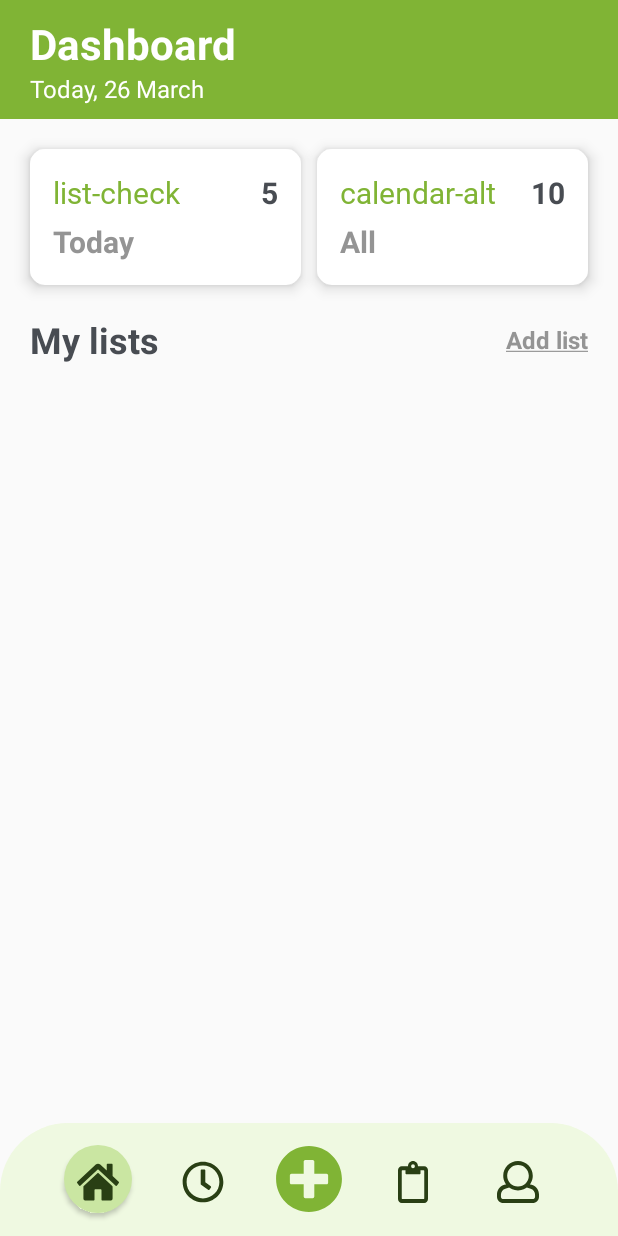
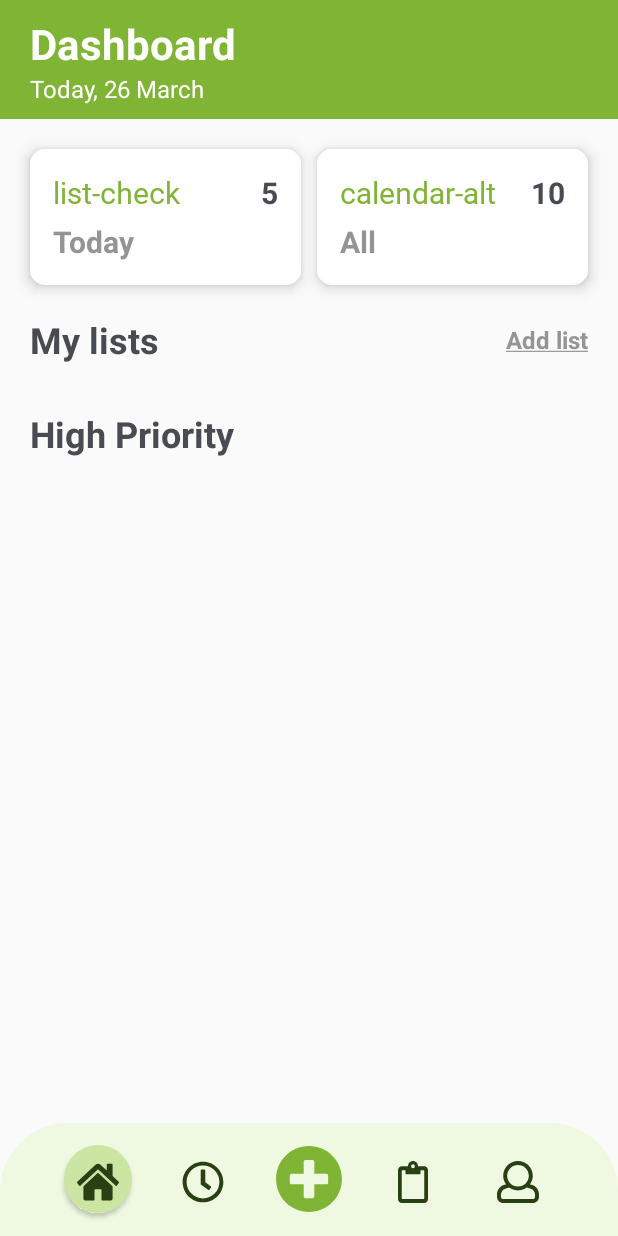
Before and after one commit to pmlinh21/Mobile-21KTPM1-Group05, an Android app built with Jetpack Compose: the Dashboard screen opened directly, with no data from a screen before it, on a phone screen of 412 x 824 dp. Run offline under Robolectric (Android 15) with nearby library versions, the phone set to English and light mode, and no system bars; our stand-ins replace Firebase (no records; nobody signed in at launch, a user with empty details on screens opened directly); 1 statement that could not run was skipped.

Commit message:
add high priority

```diff
--- a/ApplePie/app/src/main/java/com/example/applepie/ListOfTasks.kt
+++ b/ApplePie/app/src/main/java/com/example/applepie/ListOfTasks.kt
@@ -7,6 +7,7 @@ import android.view.View
 import android.view.ViewGroup
 import android.widget.Button
 import android.widget.TextView
+import androidx.recyclerview.widget.RecyclerView
 import com.example.applepie.database.FirebaseManager
 import com.example.applepie.model.TaskList
 
@@ -50,6 +51,12 @@ class ListOfTasks : Fragment() {
         backButton = view.findViewById(R.id.back_button)
         moreButton = view.findViewById(R.id.more_button)
 
+        highPriorityRV = view.findViewById(R.id.high_priority_recycler_view)
+
+        val lists = FirebaseManager.getUserList()?: listOf()
+        val tasksList = FirebaseManager.getUserTask()?: listOf()
+        highPriorityRV.adapter = TaskListAdapter1(requireContext(), tasksList, lists)
+
         setupBackButton()
         setupMoreButton()
     }
@@ -91,4 +98,5 @@ class ListOfTasks : Fragment() {
     private lateinit var listNameTV: TextView
     private lateinit var backButton: Button
     private lateinit var moreButton: Button
+    private lateinit var highPriorityRV: RecyclerView
 }
--- /dev/null
+++ b/ApplePie/app/src/main/java/com/example/applepie/TaskRecyclerAdapter.kt
@@ -0,0 +1,5 @@
+package com.example.applepie
+
+class TaskRecyclerAdapter {
+
+}
--- a/ApplePie/app/src/main/res/drawable/ic_delete.xml
+++ b/ApplePie/app/src/main/res/drawable/ic_delete.xml
@@ -3,7 +3,7 @@
     android:height="24dp"
     android:viewportWidth="960"
     android:viewportHeight="960"
-    android:tint="#80B435">
+    android:tint="@color/green">
     <path
         android:fillColor="@android:color/white"
         android:pathData="M392.31,680L432.31,680L432.31,320L392.31,320L392.31,680ZM527.69,680L567.69,680L567.69,320L527.69,320L527.69,680ZM240,800L240,240L200,240L200,200L360,200L360,169.23L600,169.23L600,200L760,200L760,240L720,240L720,800L240,800Z"/>
--- a/ApplePie/app/src/main/res/layout/fragment_dashboard.xml
+++ b/ApplePie/app/src/main/res/layout/fragment_dashboard.xml
@@ -224,14 +224,42 @@
                 android:elevation="6dp"
                 android:layout_marginHorizontal="20dp"
                 android:layout_marginTop="10dp"
-                android:layout_marginBottom="10dp"
                 app:layout_constraintTop_toBottomOf="@id/my_lists_title"
+                app:layout_constraintBottom_toTopOf="@id/high_priority_title"
+                app:layout_constraintStart_toStartOf="parent"
+                app:layout_constraintEnd_toEndOf="parent">
+
+            </androidx.recyclerview.widget.RecyclerView>
+
+            <TextView
+                android:id="@+id/high_priority_title"
+                android:layout_width="wrap_content"
+                android:layout_height="wrap_content"
+                android:text="High Priority"
+                android:textSize="24sp"
+                android:textStyle="bold"
+                android:textColor="@color/black"
+                android:layout_marginTop="20dp"
+                app:layout_constraintTop_toBottomOf="@id/list_recycler_view"
+                app:layout_constraintStart_toStartOf="parent"
+                android:layout_marginStart="20dp" />
+
+            <androidx.recyclerview.widget.RecyclerView
+                android:id="@+id/high_priority_recycler_view"
+                android:layout_width="0dp"
+                android:layout_height="wrap_content"
+                android:background="@drawable/bg_task"
+                android:elevation="6dp"
+                android:layout_marginHorizontal="20dp"
+                android:layout_marginTop="10dp"
+                app:layout_constraintTop_toBottomOf="@id/high_priority_title"
                 app:layout_constraintBottom_toBottomOf="parent"
                 app:layout_constraintStart_toStartOf="parent"
                 app:layout_constraintEnd_toEndOf="parent">
 
             </androidx.recyclerview.widget.RecyclerView>
 
+
         </androidx.constraintlayout.widget.ConstraintLayout>
 
     </ScrollView>
```
